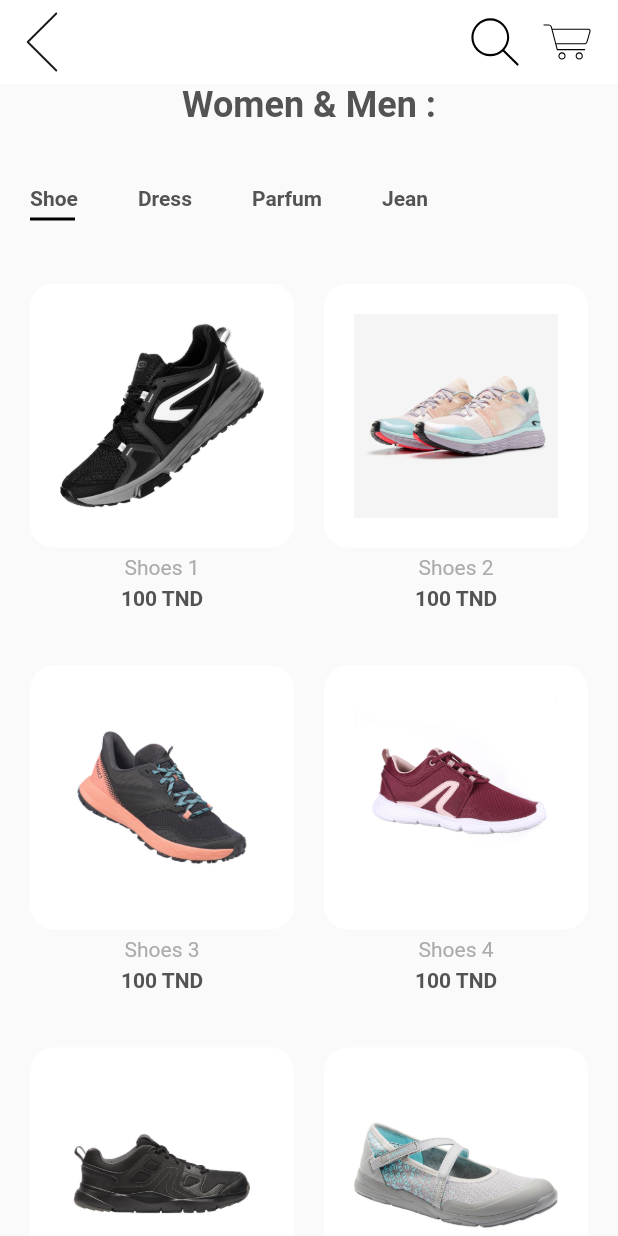
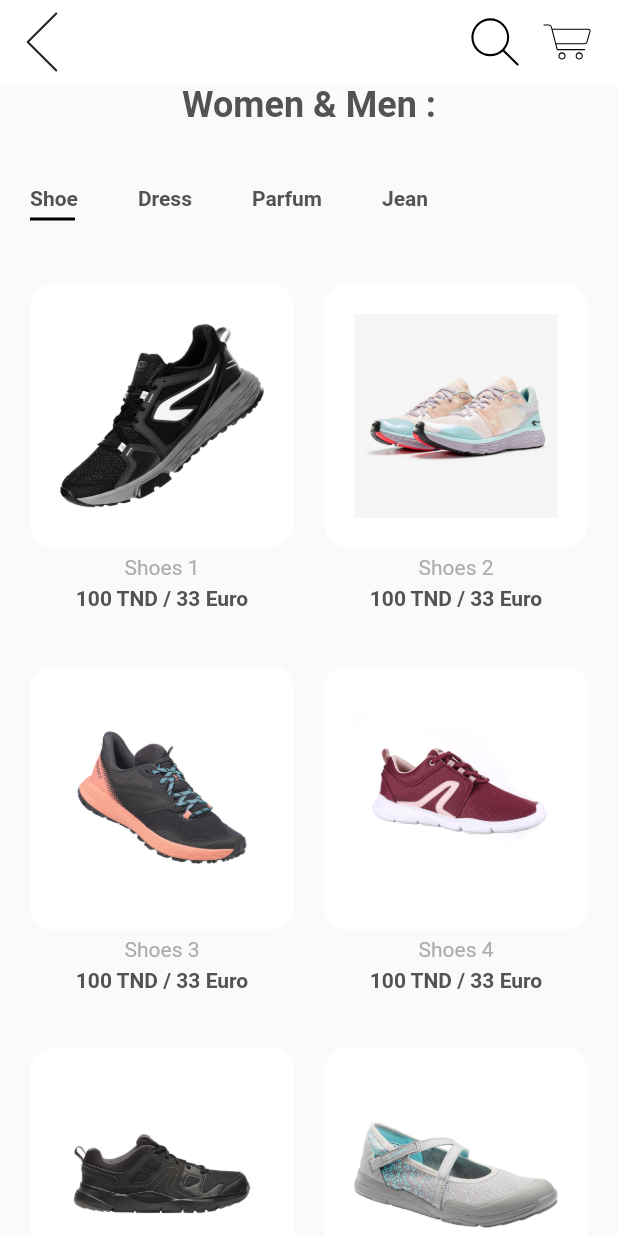
Before and after one commit to soniabahri/Shop-Mobile-App, a Flutter app: the screen it shows after launch, on a phone screen of 412 x 824 dp. Run offline on Flutter 3.47's test engine with Material 2 defaults, Android fonts, the phone set to English and light mode, and no system bars; our stand-ins replace flutter_svg.

Commit message:
Adding Prices

```diff
--- a/lib/screens/home/components/body.dart
+++ b/lib/screens/home/components/body.dart
@@ -81,7 +81,7 @@ class ItemCard extends StatelessWidget {
           ),
         ),
         const Text(
-          "100 TND",
+          "100 TND / 33 Euro",
           style: const TextStyle(fontWeight: FontWeight.bold),
         )
       ],
```
